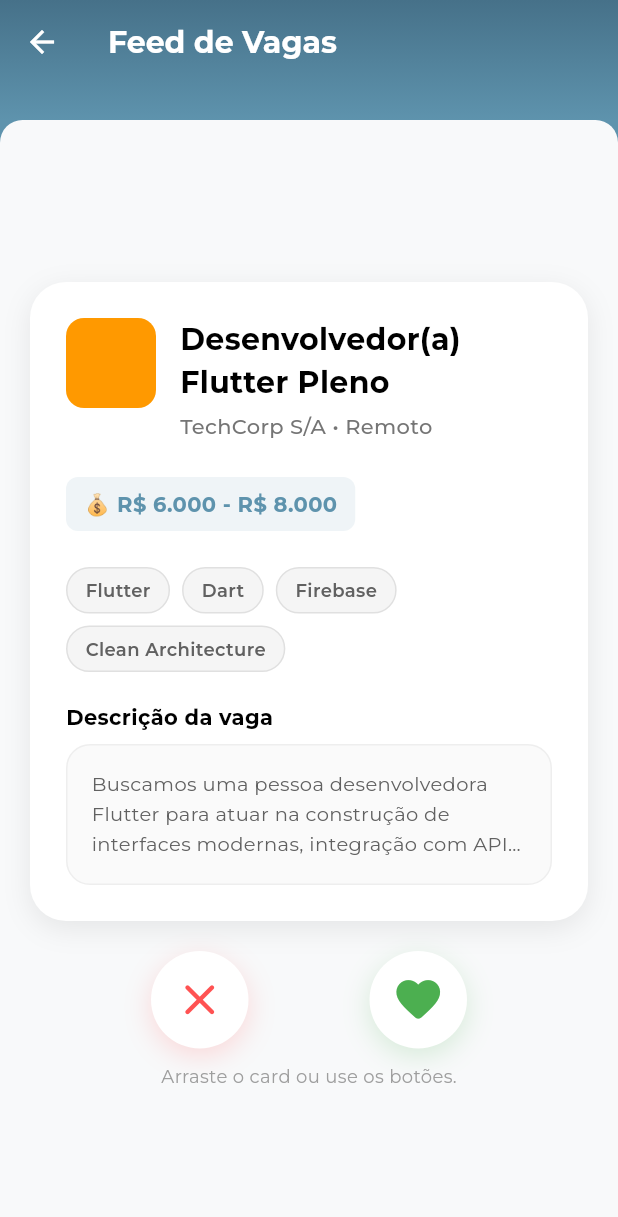
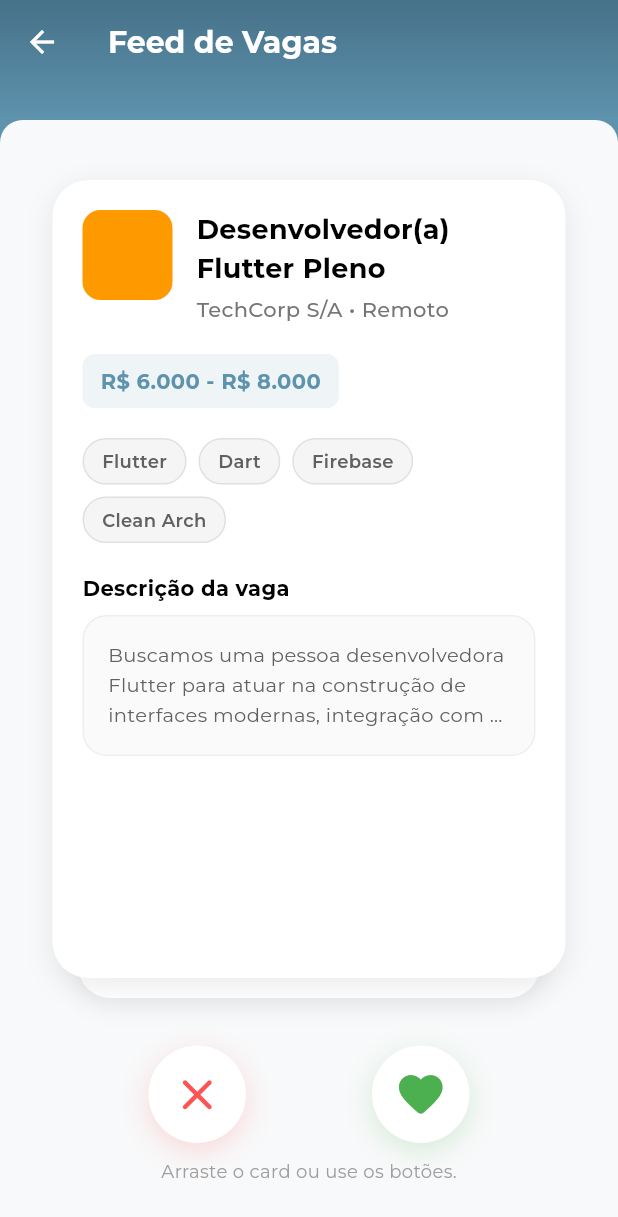
Before and after one commit to matheus-haruki/techjobs_v2, a Flutter app: the FeedPage screen opened directly, on a phone screen of 412 x 824 dp. Shown: the top 1217 px of the screen. Run offline on Flutter 3.47's test engine with Material 3 defaults, Android fonts, the phone set to English and light mode, and no system bars; drawn by our look-alikes of flutter_card_swiper; our stand-ins replace flutter_modular, flutter_svg, google_fonts.

Commit message:
feed_page criada.

```diff
--- /dev/null
+++ b/lib/modules/candidato/model/job_model.dart
@@ -0,0 +1,19 @@
+class JobModel {
+  final String id;
+  final String title;
+  final String company;
+  final String location;
+  final String salary;
+  final List<String> tags;
+  final String description; // <-- Propriedade nova adicionada
+
+  JobModel({
+    required this.id,
+    required this.title,
+    required this.company,
+    required this.location,
+    required this.salary,
+    required this.tags,
+    required this.description, // <-- Requisito adicionado no construtor
+  });
+}
--- a/lib/modules/candidato/view/widgets/feed_page.dart
+++ b/lib/modules/candidato/view/widgets/feed_page.dart
@@ -1,10 +1,10 @@
-import 'dart:collection';
-
 import 'package:flutter/material.dart';
 import 'package:google_fonts/google_fonts.dart';
+import 'package:flutter_card_swiper/flutter_card_swiper.dart'; // <-- Pacote importado!
 import 'package:techjobs/core/components/custom_app_bar.dart';
 import 'package:techjobs/core/style/app_colors.dart';
 import 'package:techjobs/core/style/app_fonts.dart';
+import 'package:techjobs/modules/candidato/model/job_model.dart';
 
 class FeedPage extends StatefulWidget {
   const FeedPage({super.key});
@@ -14,11 +14,53 @@ class FeedPage extends StatefulWidget {
 }
 
 class _FeedPageState extends State<FeedPage> {
+  // O controlador que vai permitir que os botões arrastem o card automaticamente
+  final CardSwiperController _swiperController = CardSwiperController();
+
+  final List<JobModel> _mockJobs = [
+    JobModel(
+      id: '1',
+      title: 'Desenvolvedor(a) Flutter Pleno',
+      company: 'TechCorp S/A',
+      location: 'Remoto',
+      salary: 'R\$ 6.000 - R\$ 8.000',
+      tags: ['Flutter', 'Dart', 'Firebase', 'Clean Arch'],
+      description:
+          'Buscamos uma pessoa desenvolvedora Flutter para atuar na construção de interfaces modernas, integração com APIs e evolução contínua de um aplicativo em crescimento. A equipe trabalha com boa autonomia e foco em qualidade.',
+    ),
+    JobModel(
+      id: '2',
+      title: 'Engenheiro iOS Senior',
+      company: 'AppleBR',
+      location: 'São Paulo, SP',
+      salary: 'R\$ 12.000 - R\$ 16.000',
+      tags: ['Swift', 'Objective-C', 'Viper', 'XCode'],
+      description:
+          'Venha liderar tecnicamente a nossa guilda de iOS. O candidato ideal tem sólida experiência com Swift nativo, modularização de apps em grande escala e publicação automatizada via CI/CD.',
+    ),
+    JobModel(
+      id: '3',
+      title: 'Dev Mobile Júnior (Flutter)',
+      company: 'StartupX',
+      location: 'Híbrido - Curitiba',
+      salary: 'R\$ 3.500 - R\$ 4.500',
+      tags: ['Flutter', 'Git', 'API Rest', 'Scrum'],
+      description:
+          'Ótima oportunidade para quem quer crescer! Você vai atuar lado a lado com desenvolvedores sêniores ajudando a migrar nosso app legado para Flutter. Necessário conhecimento básico de gerência de estado.',
+    ),
+  ];
+
+  @override
+  void dispose() {
+    _swiperController.dispose();
+    super.dispose();
+  }
+
   @override
   Widget build(BuildContext context) {
     return Scaffold(
       backgroundColor: AppColors.primary,
-      appBar: CustomAppBar(title: 'Feed de Vagas'),
+      appBar: const CustomAppBar(title: 'Feed de Vagas'),
       body: Container(
         decoration: const BoxDecoration(
           color: AppColors.background,
@@ -26,138 +68,54 @@ class _FeedPageState extends State<FeedPage> {
         ),
         clipBehavior: Clip.antiAlias,
         child: Padding(
-          padding: const EdgeInsets.all(20.0),
+          padding: const EdgeInsets.all(15.0),
           child: Column(
             mainAxisAlignment: MainAxisAlignment.center,
             children: [
-              SizedBox(height: 30),
-              // O Card da Vaga (Mais pra frente, ele vai entrar no pacote de Swipe)
-              Container(
-                width: double.infinity,
-                decoration: BoxDecoration(
-                  color: Colors.white,
-                  borderRadius: BorderRadius.circular(24),
-                  boxShadow: [
-                    BoxShadow(
-                      color: Colors.black.withOpacity(0.08),
-                      blurRadius: 15,
-                      offset: const Offset(0, 5),
-                    ),
-                  ],
-                ),
-                child: Padding(
-                  padding: const EdgeInsets.all(24.0),
-                  child: Column(
-                    crossAxisAlignment: CrossAxisAlignment.start,
-                    children: [
-                      // Cabeçalho: Logo da Empresa + Título
-                      Row(
-                        crossAxisAlignment: CrossAxisAlignment.start,
-                        children: [
-                          Container(
-                            height: 60,
-                            width: 60,
-                            decoration: BoxDecoration(
-                              color: AppColors.secondary,
-                              borderRadius: BorderRadius.circular(12),
-                            ),
-                          ),
-                          const SizedBox(width: 16),
-                          Expanded(
-                            child: Column(
-                              crossAxisAlignment: CrossAxisAlignment.start,
-                              children: [
-                                Text(
-                                  'Desenvolvedor(a) Flutter Pleno',
-                                  style: GoogleFonts.montserrat(
-                                    fontSize: 20,
-                                    fontWeight: FontWeight.bold,
-                                    color: AppColors
-                                        .textTitle, // Ajuste se necessário
-                                  ),
-                                ),
-                                const SizedBox(height: 4),
-                                Text(
-                                  'TechCorp S/A • Remoto',
-                                  style: GoogleFonts.montserrat(
-                                    fontSize: 14,
-                                    color: Colors.grey.shade600,
-                                    fontWeight: FontWeight.w500,
-                                  ),
-                                ),
-                              ],
-                            ),
-                          ),
-                        ],
-                      ),
-                      const SizedBox(height: 24),
-
-                      // Faixa Salarial
-                      Container(
-                        padding: const EdgeInsets.symmetric(
-                          horizontal: 12,
-                          vertical: 8,
-                        ),
-                        decoration: BoxDecoration(
-                          color: AppColors.primary.withOpacity(0.1),
-                          borderRadius: BorderRadius.circular(8),
-                        ),
-                        child: Text(
-                          '💰 R\$ 6.000 - R\$ 8.000',
-                          style: GoogleFonts.montserrat(
-                            color: AppColors.primary,
-                            fontWeight: FontWeight.bold,
-                          ),
-                        ),
-                      ),
-                      const SizedBox(height: 24),
-
-                      // Tags de Tecnologias
-                      Wrap(
-                        spacing: 8,
-                        runSpacing: 8,
-                        children: [
-                          _buildTag('Flutter'),
-                          _buildTag('Dart'),
-                          _buildTag('Firebase'),
-                          _buildTag('Clean Architecture'),
-                        ],
-                      ),
-                      const SizedBox(height: 20),
-                      Text(
-                        'Descrição da vaga',
-                        style: GoogleFonts.montserrat(
-                          fontSize: 14,
-                          fontWeight: FontWeight.bold,
-                          color: AppColors.textTitle,
-                        ),
-                      ),
-                      const SizedBox(height: 8),
-                      Container(
-                        width: double.infinity,
-                        padding: const EdgeInsets.all(16),
-                        decoration: BoxDecoration(
-                          color: Colors.grey.shade50,
-                          borderRadius: BorderRadius.circular(16),
-                          border: Border.all(color: Colors.grey.shade200),
-                        ),
-                        child: Text(
-                          'Buscamos uma pessoa desenvolvedora Flutter para atuar na construção de interfaces modernas, integração com APIs e evolução contínua de um aplicativo em crescimento. A equipe trabalha com boa autonomia, foco em qualidade e colaboração diária com produto e design.',
-                          style: GoogleFonts.montserrat(
-                            fontSize: 13,
-                            height: 1.5,
-                            color: Colors.grey.shade700,
-                          ),
-                          maxLines: 3,
-                          overflow: TextOverflow.ellipsis,
-                        ),
-                      ),
-                    ],
+              // Nossa pilha mágica de Cards!
+              Expanded(
+                child: CardSwiper(
+                  controller: _swiperController,
+                  cardsCount: _mockJobs.length,
+                  // O que acontece quando os cards acabam:
+                  onEnd: () {
+                    // Aqui você poderia carregar mais vagas do backend
+                  },
+                  // Controla o que acontece no momento do swipe
+                  onSwipe: (previousIndex, currentIndex, direction) {
+                    if (direction == CardSwiperDirection.right) {
+                      debugPrint(
+                        'Deu Like na vaga ${_mockJobs[previousIndex].title}!',
+                      );
+                    } else if (direction == CardSwiperDirection.left) {
+                      debugPrint(
+                        'Recusou a vaga ${_mockJobs[previousIndex].title}!',
+                      );
+                    }
+                    return true; // Retorna true para permitir a animação
+                  },
+                  // Evita que arraste para cima/baixo se você não quiser
+                  allowedSwipeDirection: const AllowedSwipeDirection.symmetric(
+                    horizontal: true,
+                    vertical: false,
                   ),
+                  // Constrói o card visualmente
+                  cardBuilder:
+                      (
+                        context,
+                        index,
+                        horizontalThresholdPercentage,
+                        verticalThresholdPercentage,
+                      ) {
+                        final job = _mockJobs[index];
+                        return _buildJobCard(job);
+                      },
                 ),
               ),
-              const SizedBox(height: 20), // Espaço inferior para respirar
-              //Botões de Like e Dislike
+
+              const SizedBox(height: 20),
+
+              // Botões de Like e Dislike
               Row(
                 mainAxisAlignment: MainAxisAlignment.spaceEvenly,
                 children: [
@@ -165,14 +123,16 @@ class _FeedPageState extends State<FeedPage> {
                     icon: Icons.close_rounded,
                     color: Colors.redAccent,
                     onTap: () {
-                      // Futura lógica de Recusar vaga
+                      // Simula um swipe para a esquerda
+                      _swiperController.swipe(CardSwiperDirection.left);
                     },
                   ),
                   _buildActionButton(
                     icon: Icons.favorite_rounded,
                     color: Colors.green,
                     onTap: () {
-                      // Futura lógica de Aceitar vaga
+                      // Simula um swipe para a direita
+                      _swiperController.swipe(CardSwiperDirection.right);
                     },
                   ),
                 ],
@@ -192,7 +152,137 @@ class _FeedPageState extends State<FeedPage> {
     );
   }
 
-  // Componente de Apoio para desenhar as Tags cinzas
+  // Isolei o visual do Card que você desenhou aqui para o build ficar mais limpo
+  Widget _buildJobCard(JobModel job) {
+    return Container(
+      width: double.infinity,
+      decoration: BoxDecoration(
+        color: Colors.white,
+        borderRadius: BorderRadius.circular(24),
+        boxShadow: [
+          BoxShadow(
+            color: Colors.black.withOpacity(0.08),
+            blurRadius: 15,
+            offset: const Offset(0, 5),
+          ),
+        ],
+      ),
+      child: Padding(
+        // Diminuí um pouco o padding geral de 24 para 20 para dar mais respiro
+        padding: const EdgeInsets.all(20.0),
+        // 👇 A MÁGICA AQUI: O scroll interno evita qualquer quebra de tela!
+        child: SingleChildScrollView(
+          physics:
+              const BouncingScrollPhysics(), // Dá aquele efeito de elástico suave
+          child: Column(
+            crossAxisAlignment: CrossAxisAlignment.start,
+            children: [
+              Row(
+                crossAxisAlignment: CrossAxisAlignment.start,
+                children: [
+                  Container(
+                    height: 60,
+                    width: 60,
+                    decoration: BoxDecoration(
+                      color: AppColors.secondary,
+                      borderRadius: BorderRadius.circular(12),
+                    ),
+                  ),
+                  const SizedBox(width: 16),
+                  Expanded(
+                    child: Column(
+                      crossAxisAlignment: CrossAxisAlignment.start,
+                      children: [
+                        Text(
+                          job.title,
+                          style: GoogleFonts.montserrat(
+                            fontSize:
+                                18, // Diminuí levemente a fonte do título para telas menores
+                            fontWeight: FontWeight.bold,
+                            color: AppColors.textTitle,
+                          ),
+                        ),
+                        const SizedBox(height: 4),
+                        Text(
+                          '${job.company} • ${job.location}',
+                          style: GoogleFonts.montserrat(
+                            fontSize: 14,
+                            color: Colors.grey.shade600,
+                            fontWeight: FontWeight.w500,
+                          ),
+                        ),
+                      ],
+                    ),
+                  ),
+                ],
+              ),
+              const SizedBox(
+                height: 20,
+              ), // Diminuí os espaçamentos de 24 para 20
+
+              Container(
+                padding: const EdgeInsets.symmetric(
+                  horizontal: 12,
+                  vertical: 8,
+                ),
+                decoration: BoxDecoration(
+                  color: AppColors.primary.withOpacity(0.1),
+                  borderRadius: BorderRadius.circular(8),
+                ),
+                child: Text(
+                  job.salary,
+                  style: GoogleFonts.montserrat(
+                    color: AppColors.primary,
+                    fontWeight: FontWeight.bold,
+                  ),
+                ),
+              ),
+              const SizedBox(height: 20),
+
+              Wrap(
+                spacing: 8,
+                runSpacing: 8,
+                children: job.tags.map((tag) => _buildTag(tag)).toList(),
+              ),
+              const SizedBox(height: 20),
+
+              Text(
+                'Descrição da vaga',
+                style: GoogleFonts.montserrat(
+                  fontSize: 14,
+                  fontWeight: FontWeight.bold,
+                  color: AppColors.textTitle,
+                ),
+              ),
+              const SizedBox(height: 8),
+
+              Container(
+                width: double.infinity,
+                padding: const EdgeInsets.all(16),
+                decoration: BoxDecoration(
+                  color: Colors.grey.shade50,
+                  borderRadius: BorderRadius.circular(16),
+                  border: Border.all(color: Colors.grey.shade200),
+                ),
+                child: Text(
+                  job.description,
+                  style: GoogleFonts.montserrat(
+                    fontSize: 13,
+                    height: 1.5,
+                    color: Colors.grey.shade700,
+                  ),
+                  // Retornamos a restrição de 3 linhas com reticências!
+                  maxLines: 3,
+                  overflow: TextOverflow.ellipsis,
+                ),
+              ),
+            ],
+          ),
+        ), // Fecha o SingleChildScrollView
+      ), // Fecha o Padding
+    ); // Fecha o Container principal do card
+  }
+
   Widget _buildTag(String text) {
     return Container(
       padding: const EdgeInsets.symmetric(horizontal: 12, vertical: 6),
@@ -212,7 +302,6 @@ class _FeedPageState extends State<FeedPage> {
     );
   }
 
-  // Componente de Apoio para desenhar os Botões Redondos inferiores
   Widget _buildActionButton({
     required IconData icon,
     required Color color,
--- a/pubspec.yaml
+++ b/pubspec.yaml
@@ -37,6 +37,7 @@ dependencies:
   flutter_modular: ^6.4.1
   google_fonts: ^8.1.0
   flutter_svg: ^2.3.0
+  flutter_card_swiper: ^7.2.0
 
 dev_dependencies:
   flutter_test:
```
Also changed, not shown: pubspec.lock.
